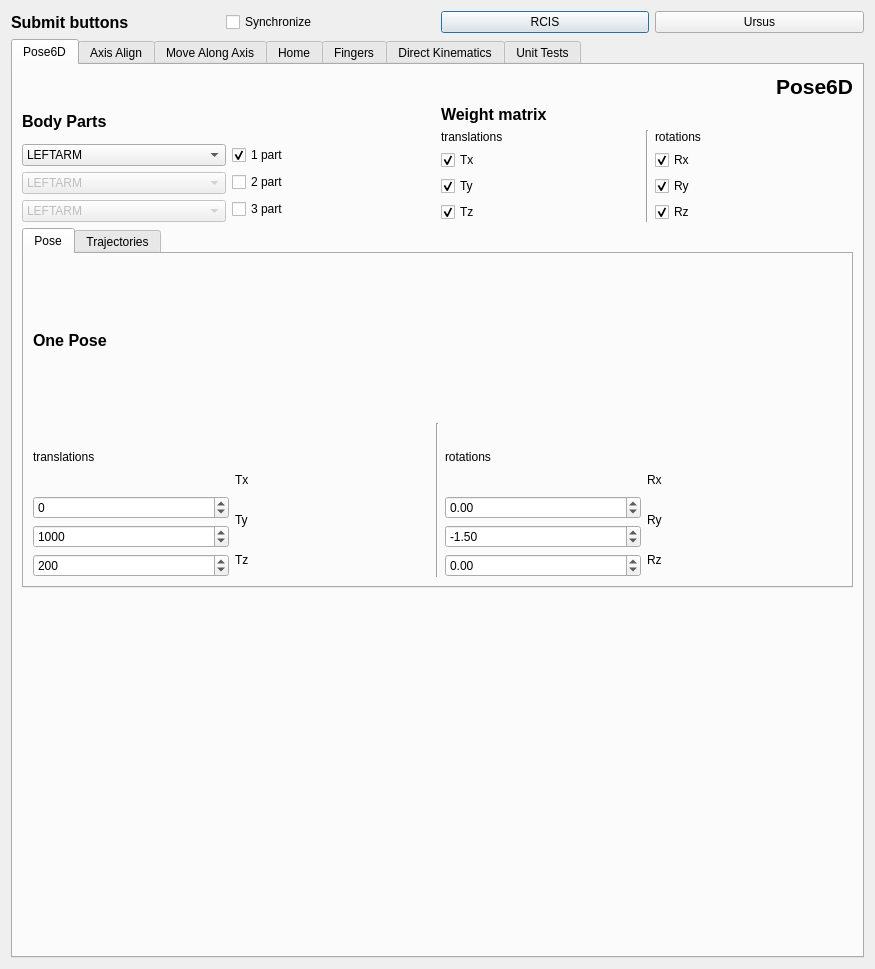
Old version of the form components/inversekinematicsTesterComp/src/guiDlg.ui in the repository robocomp/robocomp-shelly.
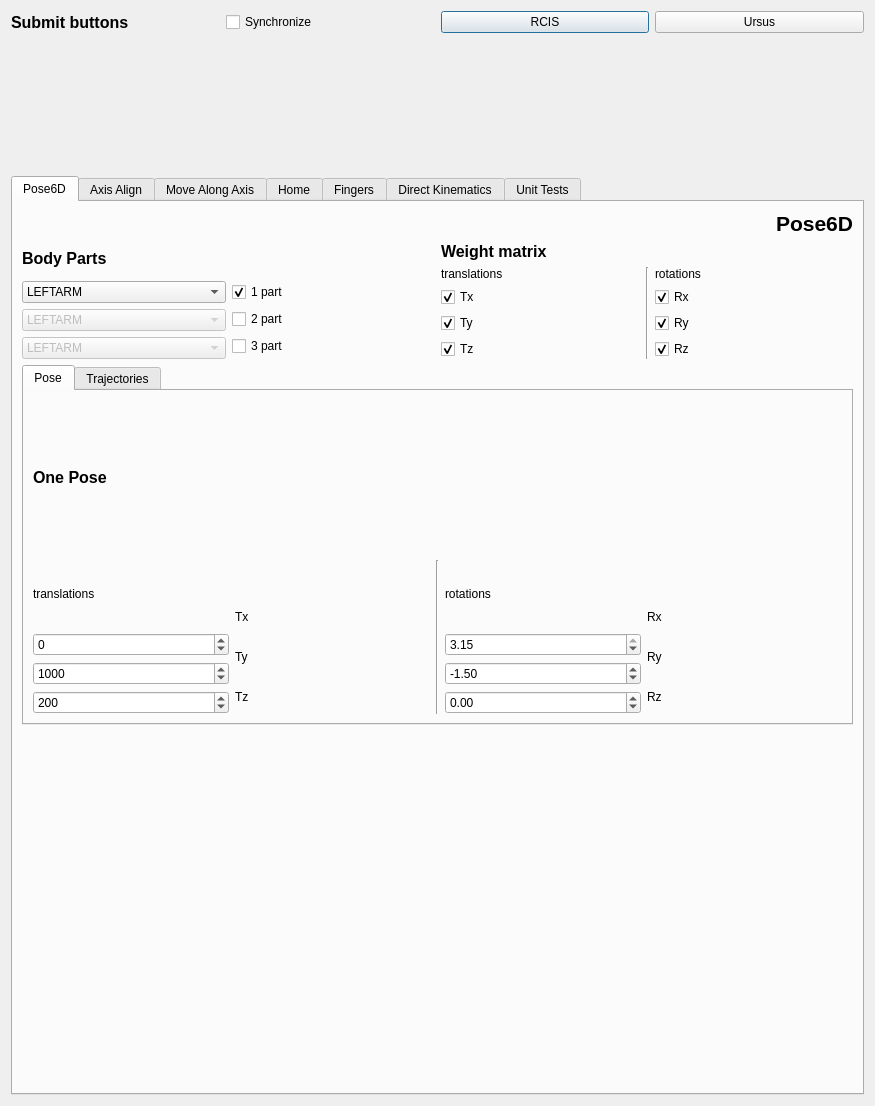
New version of the form. The open tabs and pages were chosen to show the change.

The edit to the form file:
```diff
--- a/components/inversekinematicsTesterComp/src/guiDlg.ui
+++ b/components/inversekinematicsTesterComp/src/guiDlg.ui
@@ -7,7 +7,7 @@
     <x>0</x>
     <y>0</y>
     <width>875</width>
-    <height>915</height>
+    <height>1106</height>
    </rect>
   </property>
   <property name="windowTitle">
@@ -482,6 +482,9 @@
                          <property name="singleStep">
                           <double>5.000000000000000</double>
                          </property>
+                         <property name="value">
+                          <double>3.150000000000000</double>
+                         </property>
                         </widget>
                        </item>
                        <item>
```
Left out of the diff: 2 changed lines with no effect on the pictures.
